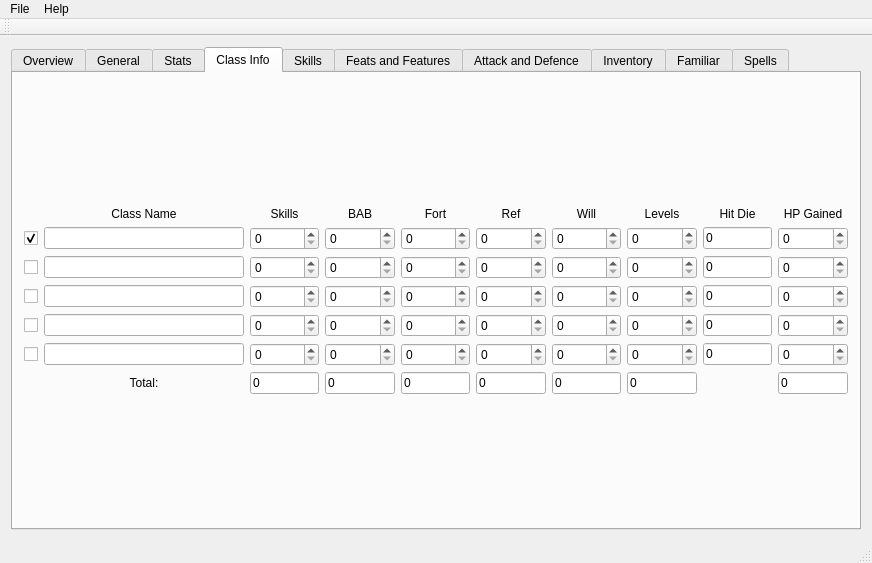
First picture: the form in mainwindow.ui, repository apocolypse600/PathfinderCharacterCreator, before the edit.
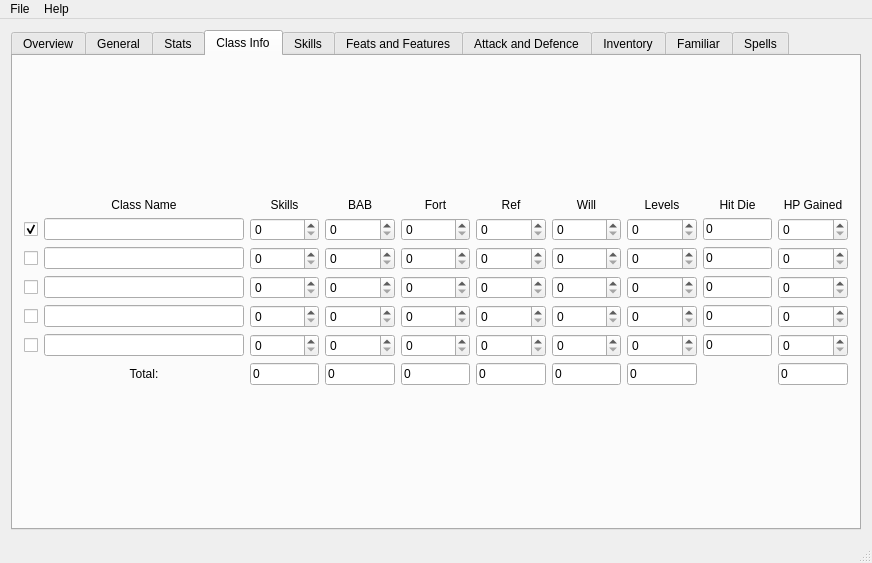
Second picture: the form after the edit.

Commit message: Remove the currently useless QToolBar. Can be added back later if functionality is added to it.

```diff
--- a/mainwindow.ui
+++ b/mainwindow.ui
@@ -1318,14 +1318,6 @@
    <addaction name="menuFile"/>
    <addaction name="menuHelp"/>
   </widget>
-  <widget class="QToolBar" name="mainToolBar">
-   <attribute name="toolBarArea">
-    <enum>TopToolBarArea</enum>
-   </attribute>
-   <attribute name="toolBarBreak">
-    <bool>false</bool>
-   </attribute>
-  </widget>
   <widget class="QStatusBar" name="statusBar"/>
   <action name="actionNew">
    <property name="text">
```
